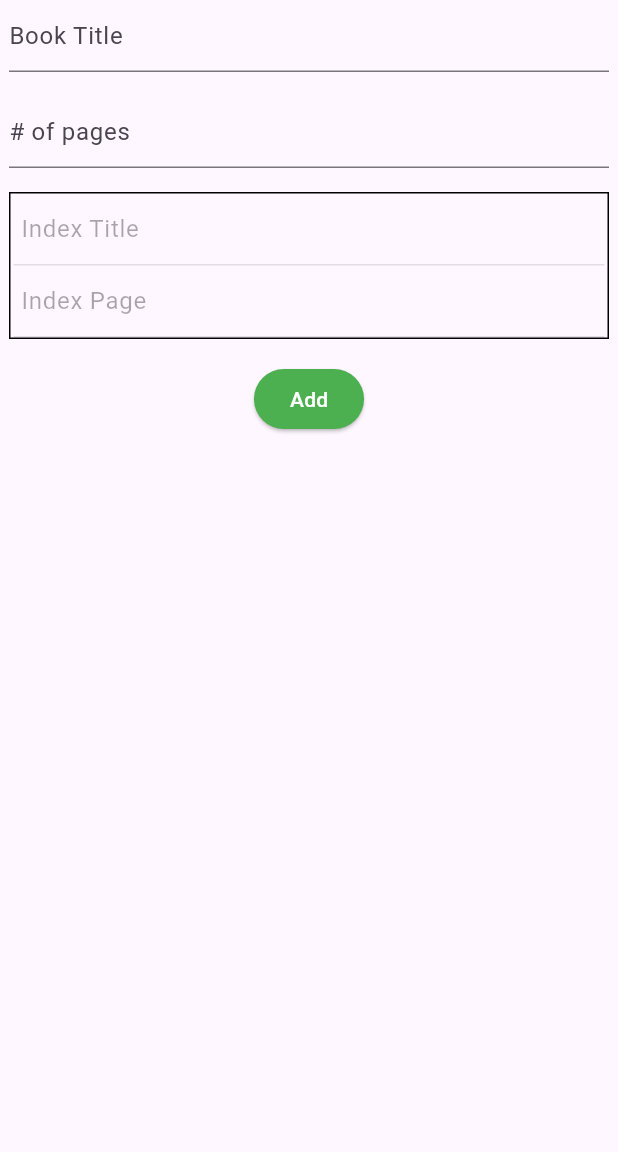
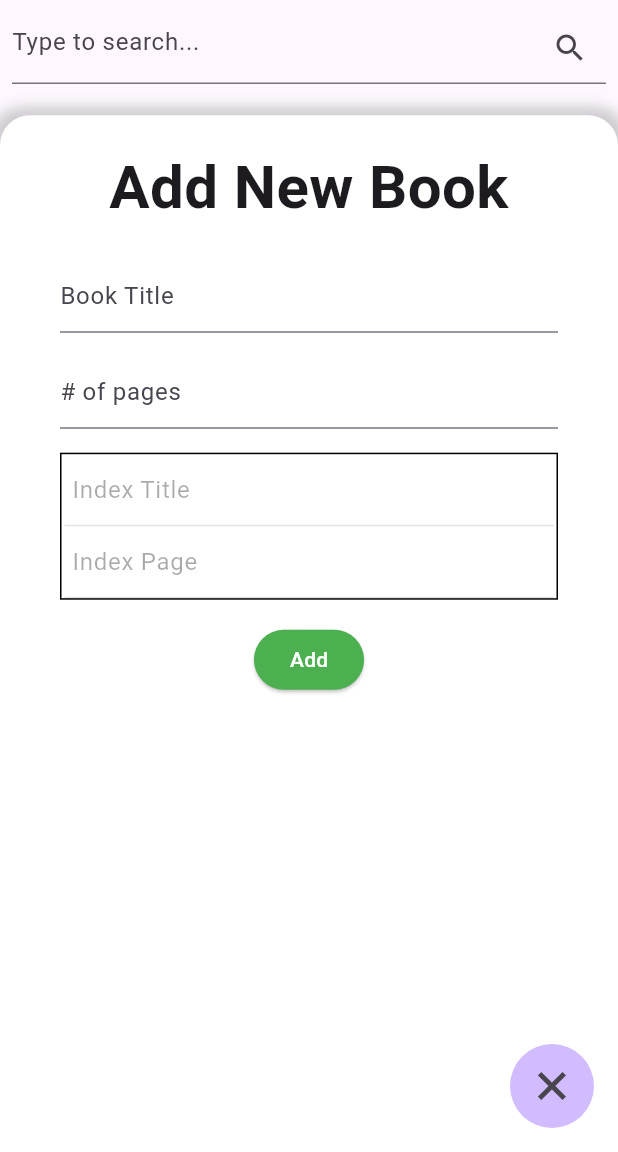
Before and after one commit to joaoprp/book_mgmt_flutter, a Flutter app: the LibraryView screen opened by its route, after a tap on the "add" icon, on a phone screen of 412 x 824 dp, the part 84-1236 px from its top. Run offline on Flutter 3.47's test engine with Material 3 defaults, Android fonts, the light colour scheme and no system bars; our stand-ins replace auto_route, flutter_secure_storage; accounts and stored records are empty; network calls fail.

Commit message:
add book as a vertical drawer

```diff
--- a/lib/data/book_data.dart
+++ b/lib/data/book_data.dart
@@ -1,37 +1,36 @@
 import 'dart:convert';
 
 import 'package:book_mgmt/data/api_client.dart';
+import 'package:book_mgmt/data/response_validator.dart';
 import 'package:book_mgmt/models/book.dart';
 import 'package:http/http.dart';
 
 String path = 'books';
 var client = ApiClient(path: path);
 
-List<Book> decodeResponse(Response response) {
-  switch (response.statusCode) {
-    case < 300:
-      return (jsonDecode(
-            response.body,
-          )).map((entry) => Book.fromJson(entry)).toList()
-          as List<Book>;
-    case < 400:
-      throw Exception('Redirect');
-    case < 500:
-      throw Exception('Client Error');
-    case < 600:
-      throw Exception('Server Error');
-    default:
-      throw Exception('Unhandled');
-  }
+Book format(dynamic json) {
+  return Book.fromJson(json);
+}
+
+List<Book> formatList(List<dynamic> json) {
+  return json.map((entry) => format(entry)).toList();
+}
+
+T formatter<T>(String body) {
+  var json = jsonDecode(body);
+  return (json is List ? formatList(json) : format(json)) as T;
 }
 
 Future<List<Book>> fetchBooks([String? query]) async {
   Response response = await client.get();
 
-  List<dynamic> decoded = jsonDecode(response.body);
-  var mapped = decoded.map((entry) => Book.fromJson(entry));
+  return decodeResponse<List<Book>>(response, formatter);
+}
 
-  return mapped.toList();
+Future<Book> addBook(Map<String, dynamic> payload) async {
+  Response response = await client.post(payload);
+
+  return decodeResponse<Book>(response, formatter);
 }
 
 Future<bool> deleteBook(int id) async {
--- a/lib/main.dart
+++ b/lib/main.dart
@@ -30,6 +30,5 @@ class AppRouter extends RootStackRouter {
     AutoRoute(path: '/', page: Login.page, initial: true),
     AutoRoute(path: '/register', page: Register.page),
     AutoRoute(path: '/books', page: LibraryView.page, guards: [AuthGuard()]),
-    AutoRoute(path: '/books/add', page: AddBook.page, guards: [AuthGuard()]),
   ];
 }
--- a/lib/models/book.dart
+++ b/lib/models/book.dart
@@ -7,16 +7,19 @@ part 'book.g.dart';
 @JsonSerializable(createJsonSchema: true)
 class Book {
   final int id;
-  final User user;
+  final User? user;
   final String title;
+  @JsonKey(fromJson: _intFromString)
   final int pages;
   final List<Index>? indexes;
 
+  static int _intFromString(dynamic p) => p is String ? int.parse(p) : p;
+
   Book({
     required this.id,
-    required this.user,
     required this.title,
     required this.pages,
+    this.user,
     this.indexes,
   });
 
--- a/lib/pages/books/add.dart
+++ b/lib/pages/books/add.dart
@@ -1,55 +1,35 @@
-import 'dart:convert';
+import 'package:book_mgmt/data/book_data.dart';
+import 'package:book_mgmt/data/response_validator.dart';
+import 'package:book_mgmt/widgets/notification.dart';
+import 'package:flutter/material.dart';
 
-import 'package:auto_route/auto_route.dart';
-import 'package:book_mgmt/widgets/fields/medium_field_wrapper.dart';
-import 'package:flutter/material.dart';
-import 'package:flutter_secure_storage/flutter_secure_storage.dart';
-import 'package:http/http.dart' as http;
-
-@RoutePage()
-class AddBook extends StatelessWidget {
-  const AddBook({super.key});
+class AddBook extends StatefulWidget {
+  final Function callback;
+  const AddBook({super.key, required this.callback});
 
   @override
-  Widget build(BuildContext context) {
-    return Scaffold(
-      appBar: AppBar(
-        backgroundColor: Theme.of(context).colorScheme.inversePrimary,
-        title: Text('Book Management'),
-      ),
-      body: Center(child: MediumField(BookEntry())),
-    );
-  }
+  State<AddBook> createState() => _AddBook();
 }
 
-class BookEntry extends StatefulWidget {
-  const BookEntry({super.key});
-
-  @override
-  State<BookEntry> createState() => _BookEntry();
-}
-
-class _BookEntry extends State<BookEntry> {
+class _AddBook extends State<AddBook> {
   final _formValues = <String, dynamic>{};
 
+  Map<String, dynamic>? errors = {};
+
   Future<void> saveFields(BuildContext context) async {
-    var router = context.router;
+    var state = ScaffoldMessenger.of(context);
+    try {
+      await addBook(_formValues);
 
-    final storage = FlutterSecureStorage();
+      Alert.success(state, 'Book added successfully!');
 
-    var token = await storage.read(key: 'token');
+      widget.callback();
+    } on HttpClientException catch (e) {
+      setState(() => errors = e.message?['errors']);
 
-    var response = await http.post(
-      Uri.parse('http://localhost:8000/api/books'),
-      body: jsonEncode(_formValues),
-      headers: {
-        'Content-Type': 'application/json',
-        'Authorization': 'Bearer $token',
-      },
-    );
-
-    if (response.statusCode == 201) {
-      router.pushPath('/books');
+      Alert.error(state, e.message.toString());
+    } catch (e) {
+      Alert.error(state, e.toString());
     }
   }
 
@@ -61,11 +41,17 @@ class _BookEntry extends State<BookEntry> {
       children: [
         TextField(
           onChanged: (v) => _formValues['title'] = v,
-          decoration: InputDecoration(hintText: 'Book Title'),
+          decoration: InputDecoration(
+            hintText: 'Book Title',
+            errorText: errors?['title']?.join('\n'),
+          ),
         ),
         TextField(
           onChanged: (v) => _formValues['pages'] = v,
-          decoration: InputDecoration(hintText: '# of pages'),
+          decoration: InputDecoration(
+            hintText: '# of pages',
+            errorText: errors?['pages']?.join('\n'),
+          ),
         ),
 
         NewIndex(),
--- a/lib/pages/books/list.dart
+++ b/lib/pages/books/list.dart
@@ -1,8 +1,11 @@
 import 'package:auto_route/auto_route.dart';
 import 'package:book_mgmt/data/book_data.dart';
+import 'package:book_mgmt/data/response_validator.dart';
 import 'package:book_mgmt/helpers/debounce.dart';
 import 'package:book_mgmt/models/book.dart';
+import 'package:book_mgmt/pages/books/add.dart';
 import 'package:book_mgmt/widgets/indices/indices.dart';
+import 'package:book_mgmt/widgets/notification.dart';
 import 'package:flutter/material.dart';
 
 @RoutePage()
@@ -14,10 +17,12 @@ class LibraryView extends StatefulWidget {
 }
 
 class _LibraryView extends State<LibraryView> {
-  final TextEditingController _searchController = TextEditingController();
-  final Debouncer _debouncer = Debouncer(milliseconds: 500);
+  final _sheetController = DraggableScrollableController();
+  final _searchController = TextEditingController();
+  final _debouncer = Debouncer(milliseconds: 500);
 
   List<Book> data = [];
+  double turns = 0.0;
 
   void _performSearch([String? query]) async {
     var books = await fetchBooks(query);
@@ -50,33 +55,89 @@ class _LibraryView extends State<LibraryView> {
     });
   }
 
+  void toggleAnimation() {
+    _sheetController.animateTo(
+      _sheetController.size > 0 ? 0 : 0.9,
+      duration: Duration(milliseconds: 300),
+      curve: Curves.easeIn,
+    );
+
+    setState(() => turns = _sheetController.size > 0 ? 0 : 0.125);
+  }
+
+  void callback() {
+    _performSearch();
+    toggleAnimation();
+  }
+
   @override
   Widget build(BuildContext ctx) {
     return Scaffold(
       appBar: AppBar(
         backgroundColor: Theme.of(ctx).colorScheme.inversePrimary,
         title: Text('Book Management'),
-        actions: [
-          IconButton(
-            onPressed: () {
-              ctx.router.pushPath('/books/add');
+        actions: [],
+      ),
+      body: Stack(
+        children: [
+          ListView(
+            padding: const EdgeInsets.all(8),
+            children: [
+              SearchBox(controller: _searchController),
+              for (var book in data) BookEntry(book, onDelete: onDelete),
+            ],
+          ),
+          DraggableScrollableSheet(
+            controller: _sheetController,
+            initialChildSize: 0,
+            minChildSize: 0,
+            maxChildSize: 0.9,
+            builder: (BuildContext context, ScrollController scrollController) {
+              return Container(
+                padding: .symmetric(horizontal: 40),
+                decoration: BoxDecoration(
+                  boxShadow: [
+                    BoxShadow(
+                      color: Colors.grey.withValues(alpha: 0.5),
+                      spreadRadius: 5,
+                      blurRadius: 7,
+                    ),
+                  ],
+                  color: Colors.white,
+                  borderRadius: .vertical(top: .circular(20)),
+                ),
+                child: ListView(
+                  controller: scrollController,
+                  padding: .only(top: 20),
+                  children: [
+                    Text(
+                      'Add New Book',
+                      style: TextStyle(fontSize: 40, fontWeight: .bold),
+                      textAlign: .center,
+                    ),
+                    Container(
+                      padding: .only(top: 20),
+                      child: AddBook(callback: callback),
+                    ),
+                  ],
+                ),
+              );
             },
-            icon: const Icon(Icons.add),
           ),
         ],
       ),
-      body: ListView(
-        padding: const EdgeInsets.all(8),
-        children: [
-          TextField(
-            controller: _searchController,
-            decoration: InputDecoration(
-              hintText: 'Type to search...',
-              suffixIcon: Icon(Icons.search),
-            ),
-          ),
-          for (var book in data) BookEntry(book, onDelete: onDelete),
-        ],
+      floatingActionButton: IconButton(
+        // onPressed: () => ctx.router.pushPath('/books/add'),
+        onPressed: toggleAnimation,
+        iconSize: 40,
+        icon: AnimatedRotation(
+          turns: turns,
+          duration: Duration(milliseconds: 300),
+          child: const Icon(Icons.add),
+        ),
+        style: ElevatedButton.styleFrom(
+          backgroundColor: Theme.of(ctx).colorScheme.inversePrimary,
+        ),
       ),
     );
   }
@@ -98,18 +159,21 @@ class BookEntry extends StatelessWidget {
           Text(book.title),
           IconButton(
             onPressed: () {
-              final snackBar = SnackBar(
-                content: Text(
+              var messenger = ScaffoldMessenger.of(ctx);
+              try {
+                onDelete(book);
+                Alert.success(
+                  messenger,
                   'Book with name ${book.title} and id ${book.id} removed successfully',
-                ),
-                backgroundColor: Colors.green,
-                behavior: .floating,
-                shape: RoundedRectangleBorder(
-                  borderRadius: BorderRadius.circular(10),
-                ),
-              );
-              onDelete(book);
-              ScaffoldMessenger.of(ctx).showSnackBar(snackBar);
+                );
+              } on HttpClientException {
+                Alert.warning(
+                  messenger,
+                  'Unable to delete. Book likely to be removed from database already. Refresh your data and try again.',
+                );
+              } catch (e) {
+                Alert.error(messenger, 'Internal Server Error.');
+              }
             },
             icon: Icon(Icons.delete),
           ),
@@ -118,7 +182,7 @@ class BookEntry extends StatelessWidget {
       subtitle: Column(
         crossAxisAlignment: .start,
         children: [
-          Text('Author: ${book.user.name}'),
+          Text('Author: ${book.user?.name}'),
           Text('Pages: ${book.pages}'),
         ],
       ),
@@ -135,3 +199,19 @@ class BookEntry extends StatelessWidget {
     );
   }
 }
+
+class SearchBox extends StatelessWidget {
+  final TextEditingController controller;
+  const SearchBox({super.key, required this.controller});
+
+  @override
+  Widget build(BuildContext context) {
+    return TextField(
+      controller: controller,
+      decoration: InputDecoration(
+        hintText: 'Type to search...',
+        suffixIcon: Icon(Icons.search),
+      ),
+    );
+  }
+}
```
Also changed, not shown: lib/main.gr.dart, lib/models/book.g.dart.
